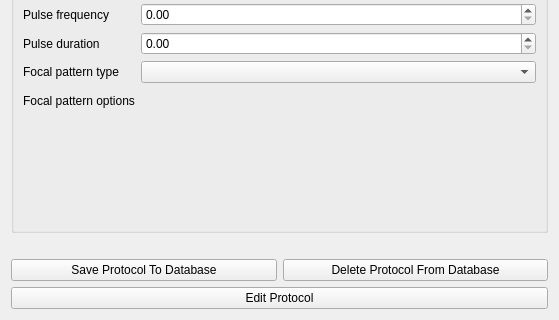
Above: OpenLIFUProtocolConfig/Resources/UI/OpenLIFUProtocolConfig.ui from OpenwaterHealth/SlicerOpenLIFU before the change; both pictures show x 0 to 559 and y 375 to 695 of the 559 by 695 pixel window. Below: the same form after it.
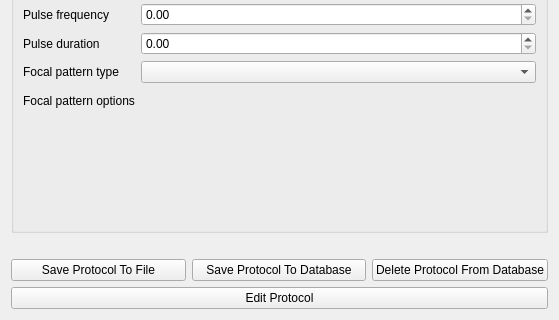
That is the form after the change. Custom widgets are drawn as their Qt base class.

Commit message: Implement save protocol to file button (#171)

What changed in the file:
```diff
--- a/OpenLIFUProtocolConfig/Resources/UI/OpenLIFUProtocolConfig.ui
+++ b/OpenLIFUProtocolConfig/Resources/UI/OpenLIFUProtocolConfig.ui
@@ -223,7 +223,14 @@
         </widget>
       </item>
       <item>
-        <layout class="QHBoxLayout" name="protocolButtonsLayout">
+        <layout class="QHBoxLayout" name="protocolSaveDeleteButtonsLayout">
+          <item>
+            <widget class="QPushButton" name="protocolFileSaveButton">
+              <property name="text">
+                <string>Save Protocol To File</string>
+              </property>
+            </widget>
+          </item>
           <item>
             <widget class="QPushButton" name="protocolDatabaseSaveButton">
               <property name="text">
```
The commit also changes 1 other file.
